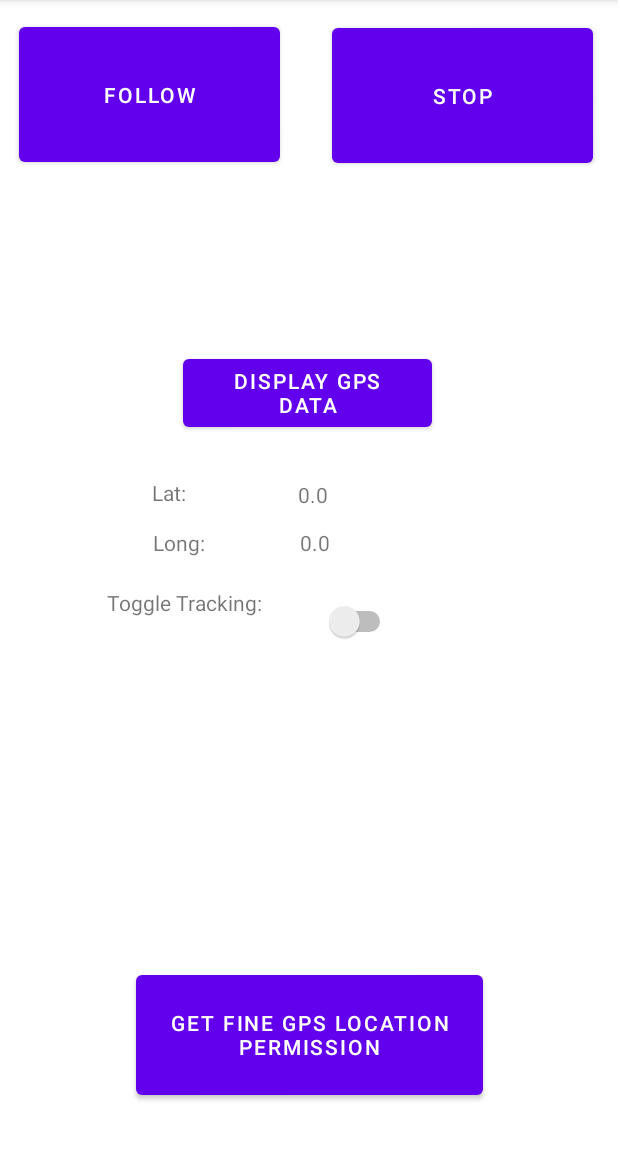
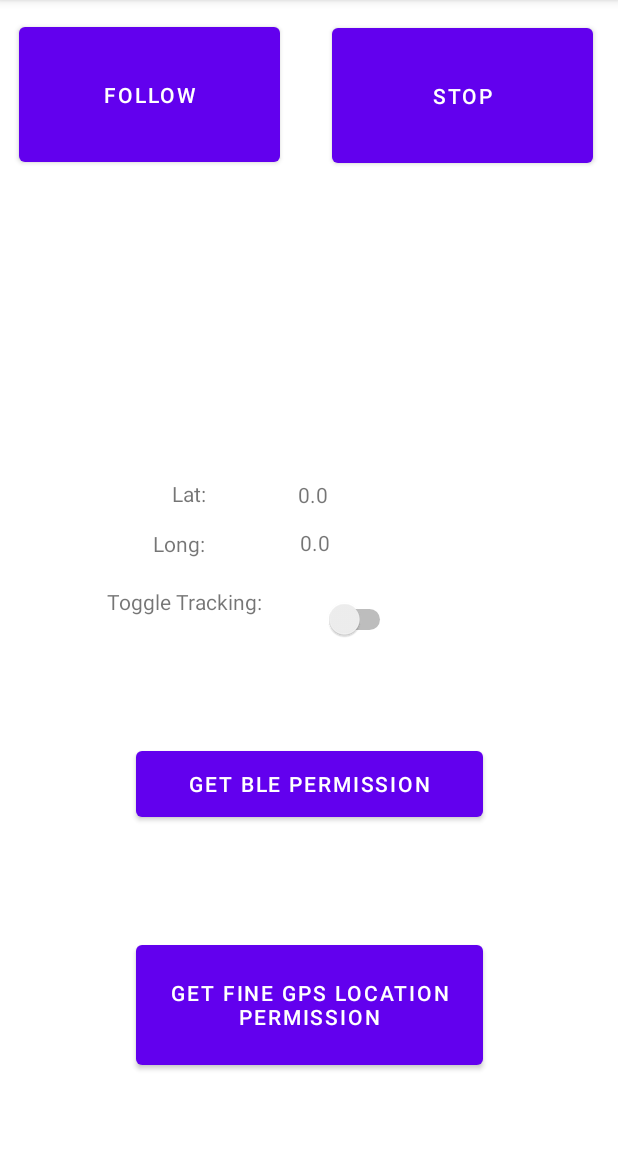
Before and after one commit to brienschmaltz/Team-Projects-Mulebot-MobileApplication, an Android app: the screen it shows after launch (MainActivity), on a phone screen of 412 x 824 dp, the part 84-1236 px from its top. Run offline under Robolectric (Android 15) with nearby library versions, the phone set to English and light mode, and no system bars; libraries missing offline, so code that uses them is left out: pub.devrel.easypermissions.

Commit message:
Created button to gather bluetooth permissions, working on bluetooth socket server.

```diff
--- /dev/null
+++ b/app/src/main/java/com/example/team_projects_mulebotapplication/AcceptThread.java
@@ -0,0 +1,4 @@
+package com.example.team_projects_mulebotapplication;
+
+public class AcceptThread {
+}
--- a/app/src/main/res/layout/activity_main.xml
+++ b/app/src/main/res/layout/activity_main.xml
@@ -34,12 +34,12 @@
         android:id="@+id/label_lat"
         android:layout_width="82dp"
         android:layout_height="29dp"
-        android:layout_marginTop="28dp"
-        android:text="Lat:"
+        android:layout_marginTop="205dp"
+        android:text="    Lat:"
         app:layout_constraintEnd_toStartOf="@+id/tv_lat"
         app:layout_constraintHorizontal_bias="0.87"
         app:layout_constraintStart_toStartOf="parent"
-        app:layout_constraintTop_toBottomOf="@+id/d_button" />
+        app:layout_constraintTop_toBottomOf="@+id/follow_button" />
 
     <TextView
         android:id="@+id/label_long"
@@ -80,21 +80,20 @@
 
     <Button
         android:id="@+id/d_button"
-        android:layout_width="166dp"
-        android:layout_height="57dp"
+        android:layout_width="231dp"
+        android:layout_height="56dp"
         android:text="@string/display_gps_data_string"
-        app:layout_constraintBottom_toTopOf="@+id/tv_lat"
+        app:layout_constraintBottom_toTopOf="@+id/d_gps_perm_button"
         app:layout_constraintEnd_toEndOf="parent"
-        app:layout_constraintHorizontal_bias="0.497"
         app:layout_constraintStart_toStartOf="parent"
-        app:layout_constraintTop_toTopOf="parent"
-        app:layout_constraintVertical_bias="0.889" />
+        app:layout_constraintTop_toBottomOf="@+id/sw_locationupdates"
+        app:layout_constraintVertical_bias="0.442" />
 
     <Button
         android:id="@+id/d_gps_perm_button"
         android:layout_width="231dp"
         android:layout_height="92dp"
-        android:layout_marginBottom="32dp"
+        android:layout_marginBottom="52dp"
         android:text="@string/get_permissions_string"
         app:layout_constraintBottom_toBottomOf="parent"
         app:layout_constraintEnd_toEndOf="parent"
--- a/app/src/main/res/values/strings.xml
+++ b/app/src/main/res/values/strings.xml
@@ -2,6 +2,8 @@
     <string name="app_name">Team-Projects-MulebotApplication</string>
     <string name="follow_string">Follow</string>
     <string name="stop_string">Stop</string>
-    <string name="display_gps_data_string">Display GPS Data</string>
+    <string name="display_gps_data_string">Get BLE permission</string>
     <string name="get_permissions_string">Get Fine GPS location permission</string>
+    <string name="bluetooth_not_supported">Bluetooth not supported</string>
+    <string name="ble_not_supported">Bluetooth LE not supported</string>
 </resources>
```
Also changed, not shown: app/src/main/AndroidManifest.xml (+26 -0 lines), app/src/main/java/com/example/team_projects_mulebotapplication/MainActivity.java (+140 -12 lines).
